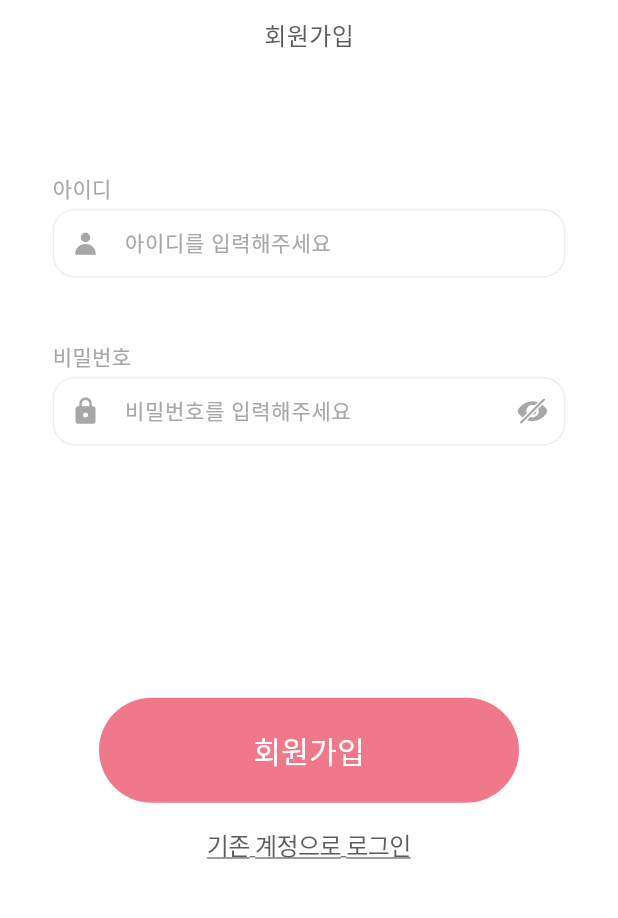
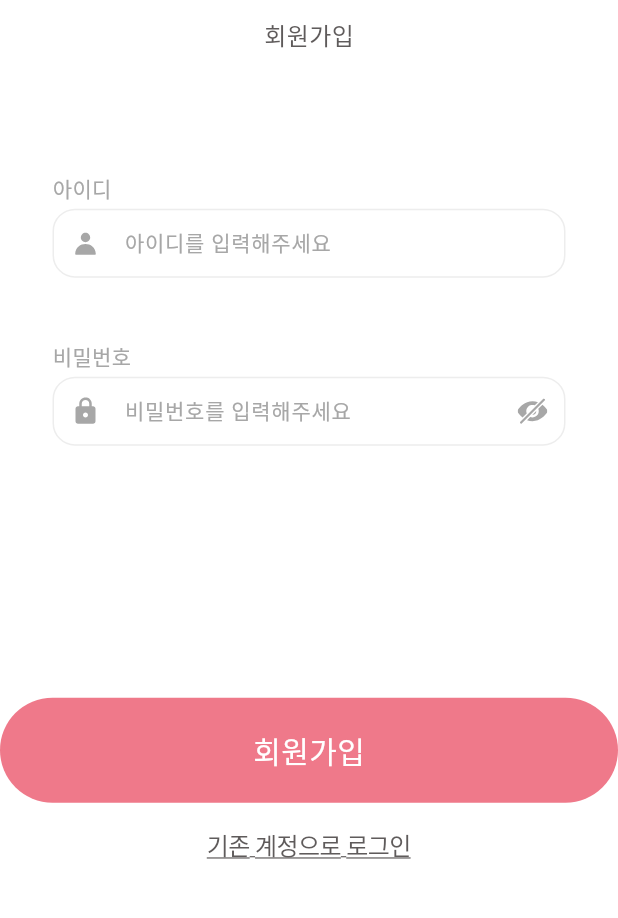
Before and after one commit to sinjidragon/TurlGO-iOS, a Flutter app: the screen it shows after launch, after a tap on "회원가입", on a phone screen of 412 x 824 dp, the part 193-1111 px from its top. Run offline on Flutter 3.47's test engine with Material 3 defaults, Android fonts, the light colour scheme and no system bars; our stand-ins replace flutter_dotenv, flutter_secure_storage, flutter_svg, go_router, pin_code_fields, shimmer; Roboto replaces fonts that are missing (Pretendard); project files that could hold a hidden picture were left out.

Commit message:
chore :; Remove the default button value

```diff
--- a/lib/feature/auth/presentation/first/first_view.dart
+++ b/lib/feature/auth/presentation/first/first_view.dart
@@ -55,6 +55,7 @@ class _FirstViewState extends State<FirstView> {
                         ),
                       ),
                       PressableButton(
+                        width: 280,
                           onTap: () {
                             context.push('/signup');
                           },
--- a/lib/feature/auth/presentation/login/login_view.dart
+++ b/lib/feature/auth/presentation/login/login_view.dart
@@ -150,6 +150,7 @@ class _SignupViewState extends State<LoginView> {
                       ),
                     ),
                     PressableButton(
+                        width: 280,
                         onTap: () {
                           if (!vm.isLoading) {
                             Future.microtask(() async {
--- a/lib/feature/shared/component/pressable_button.dart
+++ b/lib/feature/shared/component/pressable_button.dart
@@ -3,7 +3,7 @@ import 'package:flutter/material.dart';
 class PressableButton extends StatefulWidget {
   final VoidCallback onTap;
   final Widget child;
-  final double width;
+  final double? width;
   final double height;
   final Color color;
   final BorderRadius borderRadius;
@@ -12,7 +12,7 @@ class PressableButton extends StatefulWidget {
     super.key,
     required this.onTap,
     required this.child,
-    this.width = 280,
+    this.width,
     this.height = 70,
     this.color = const Color(0xFFEF798A),
     this.borderRadius = const BorderRadius.all(Radius.circular(50)),
```
